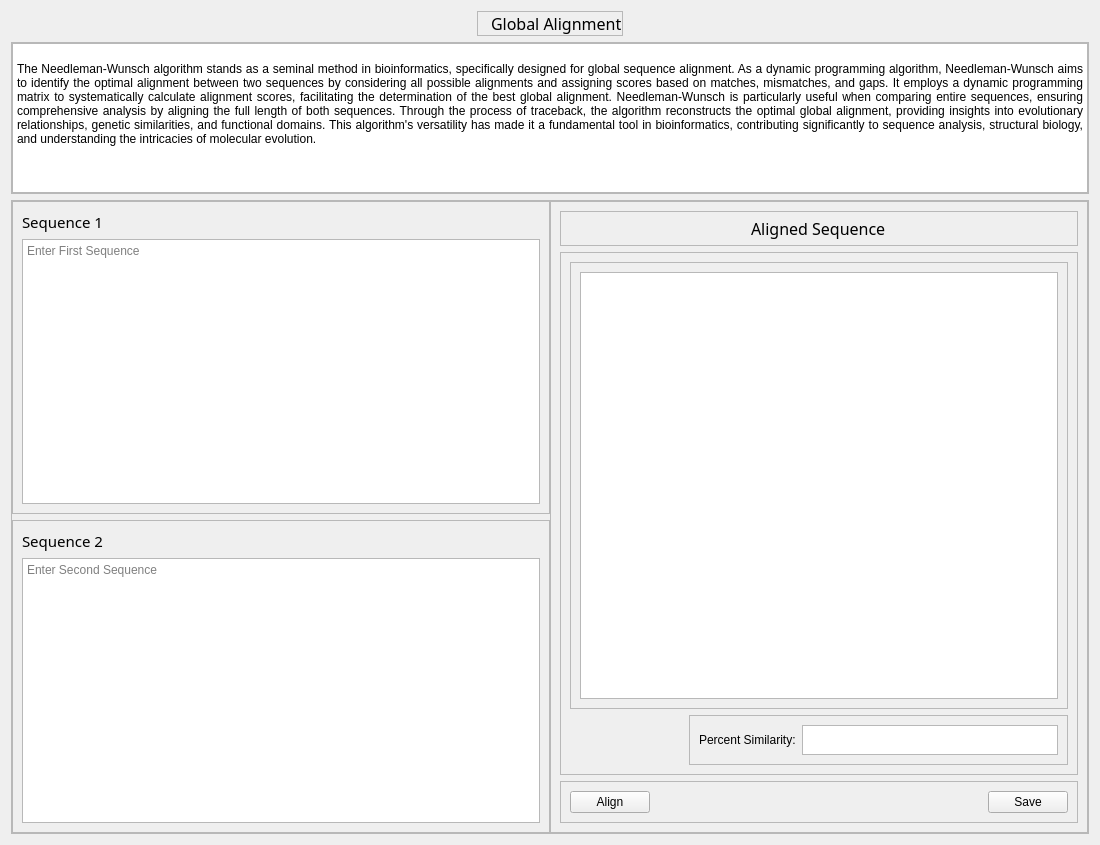
Before: the Qt Designer form ui/tabs/global_align.ui in bryancastillo10/BioBytes-PairSync, drawn with Qt 5.
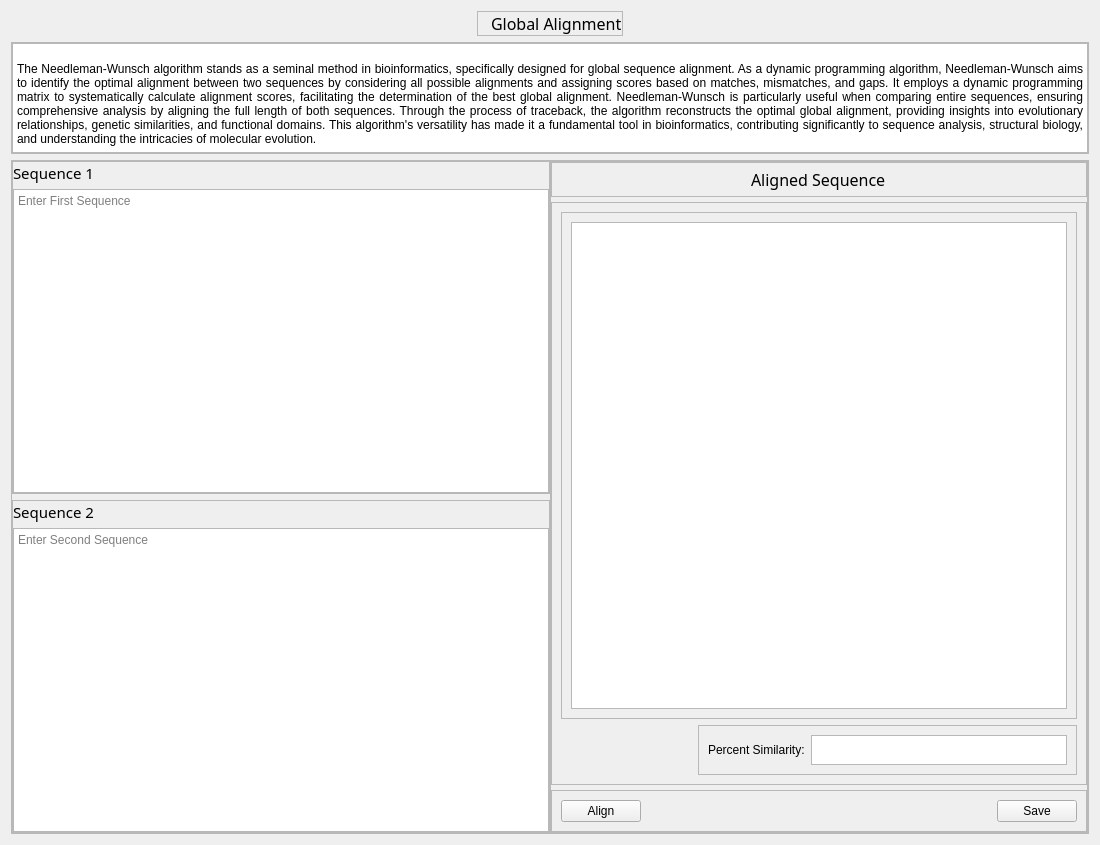
After: the same form once the commit is applied. Icons and pictures are not drawn.

Commit message: update style local and global tabs

```diff
--- a/ui/tabs/global_align.ui
+++ b/ui/tabs/global_align.ui
@@ -105,7 +105,7 @@
         <property name="maximumSize">
          <size>
           <width>16777215</width>
-          <height>150</height>
+          <height>110</height>
          </size>
         </property>
         <property name="html">
@@ -159,6 +159,21 @@
          <enum>QFrame::Raised</enum>
         </property>
         <layout class="QVBoxLayout" name="verticalLayout_7">
+         <property name="spacing">
+          <number>5</number>
+         </property>
+         <property name="leftMargin">
+          <number>0</number>
+         </property>
+         <property name="topMargin">
+          <number>0</number>
+         </property>
+         <property name="rightMargin">
+          <number>0</number>
+         </property>
+         <property name="bottomMargin">
+          <number>0</number>
+         </property>
          <item>
           <widget class="QLabel" name="label_3">
            <property name="font">
@@ -191,6 +206,21 @@
          <enum>QFrame::Raised</enum>
         </property>
         <layout class="QVBoxLayout" name="verticalLayout_6">
+         <property name="spacing">
+          <number>5</number>
+         </property>
+         <property name="leftMargin">
+          <number>0</number>
+         </property>
+         <property name="topMargin">
+          <number>0</number>
+         </property>
+         <property name="rightMargin">
+          <number>0</number>
+         </property>
+         <property name="bottomMargin">
+          <number>0</number>
+         </property>
          <item>
           <widget class="QLabel" name="label_2">
            <property name="font">
@@ -229,6 +259,21 @@
          <enum>QFrame::Raised</enum>
         </property>
         <layout class="QVBoxLayout" name="verticalLayout_5">
+         <property name="spacing">
+          <number>5</number>
+         </property>
+         <property name="leftMargin">
+          <number>0</number>
+         </property>
+         <property name="topMargin">
+          <number>0</number>
+         </property>
+         <property name="rightMargin">
+          <number>0</number>
+         </property>
+         <property name="bottomMargin">
+          <number>0</number>
+         </property>
          <item>
           <widget class="QFrame" name="frame_8">
            <property name="font">
```
Left out of the diff: 8 changed lines with no effect on the pictures. The commit also changes 7 other files.
